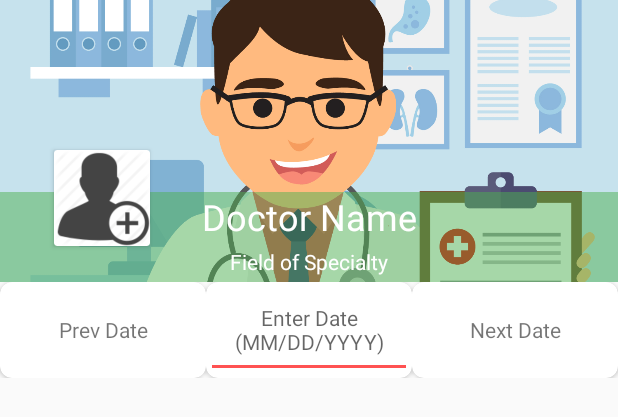
After one commit to jxie215/MediCoApp, an Android app: the layout fragment_book_appointment.xml on its own in the app's theme, with its tools: preview values and no code run, on a phone screen of 412 x 824 dp. The commit adds this screen. Shown: the top 417 px of the screen. Run offline under Robolectric (Android 15) with nearby library versions, the phone set to English and light mode, and no system bars; network calls fail.

Commit message:
New UI for appointment booking

```diff
--- a/app/build.gradle
+++ b/app/build.gradle
@@ -41,4 +41,5 @@ dependencies {
     compile 'com.android.support:cardview-v7:25.3.1'
     compile 'com.android.volley:volley:1.0.0'
     testCompile 'junit:junit:4.12'
+    compile 'com.android.support:gridlayout-v7:25.3.1'
 }
--- a/app/src/main/java/com/example/jaden/medicoapp/patientrecord/makereservation/AnimatedExpandableListView.java
+++ b/app/src/main/java/com/example/jaden/medicoapp/patientrecord/makeappointment/AnimatedExpandableListView.java
@@ -1,4 +1,4 @@
-package com.example.jaden.medicoapp.patientrecord.makereservation;
+package com.example.jaden.medicoapp.patientrecord.makeappointment;
 
 import android.annotation.SuppressLint;
 import android.content.Context;
--- a/app/src/main/java/com/example/jaden/medicoapp/patientrecord/makereservation/DocSpecItems.java
+++ b/app/src/main/java/com/example/jaden/medicoapp/patientrecord/makeappointment/DocSpecItems.java
@@ -1,4 +1,4 @@
-package com.example.jaden.medicoapp.patientrecord.makereservation;
+package com.example.jaden.medicoapp.patientrecord.makeappointment;
 
 /**
  * Created by snehalsutar on 3/1/16.
--- a/app/src/main/java/com/example/jaden/medicoapp/patientrecord/makereservation/DoctorDetail.java
+++ b/app/src/main/java/com/example/jaden/medicoapp/patientrecord/makeappointment/DoctorDetail.java
@@ -1,4 +1,4 @@
-package com.example.jaden.medicoapp.patientrecord.makereservation;
+package com.example.jaden.medicoapp.patientrecord.makeappointment;
 
 /**
  * Created by snehalsutar on 3/3/16.
--- a/app/src/main/java/com/example/jaden/medicoapp/patientrecord/makereservation/FragmentDocSpecInterface.java
+++ b/app/src/main/java/com/example/jaden/medicoapp/patientrecord/makeappointment/FragmentDocSpecInterface.java
@@ -1,4 +1,4 @@
-package com.example.jaden.medicoapp.patientrecord.makereservation;
+package com.example.jaden.medicoapp.patientrecord.makeappointment;
 
 /**
  * Created by snehalsutar on 3/1/16.
--- a/app/src/main/java/com/example/jaden/medicoapp/patientrecord/makereservation/FragmentDocSpeciality.java
+++ b/app/src/main/java/com/example/jaden/medicoapp/patientrecord/makeappointment/FragmentDocSpeciality.java
@@ -1,4 +1,4 @@
-package com.example.jaden.medicoapp.patientrecord.makereservation;
+package com.example.jaden.medicoapp.patientrecord.makeappointment;
 
 import android.content.Context;
 import android.os.Bundle;
--- a/app/src/main/java/com/example/jaden/medicoapp/patientrecord/makereservation/FragmentMakeAppointment.java
+++ b/app/src/main/java/com/example/jaden/medicoapp/patientrecord/makeappointment/FragmentMakeAppointment.java
@@ -1,4 +1,4 @@
-package com.example.jaden.medicoapp.patientrecord.makereservation;
+package com.example.jaden.medicoapp.patientrecord.makeappointment;
 
 import android.content.Context;
 import android.os.Bundle;
--- a/app/src/main/java/com/example/jaden/medicoapp/patientrecord/makereservation/FragmentViewDoctors.java
+++ b/app/src/main/java/com/example/jaden/medicoapp/patientrecord/makeappointment/FragmentViewDoctors.java
@@ -1,4 +1,4 @@
-package com.example.jaden.medicoapp.patientrecord.makereservation;
+package com.example.jaden.medicoapp.patientrecord.makeappointment;
 
 import android.app.ProgressDialog;
 import android.content.Context;
--- a/app/src/main/java/com/example/jaden/medicoapp/patientrecord/makereservation/GroupChildHolder.java
+++ b/app/src/main/java/com/example/jaden/medicoapp/patientrecord/makeappointment/GroupChildHolder.java
@@ -1,4 +1,4 @@
-package com.example.jaden.medicoapp.patientrecord.makereservation;
+package com.example.jaden.medicoapp.patientrecord.makeappointment;
 
 import android.widget.Button;
 import android.widget.TextView;
--- a/app/src/main/java/com/example/jaden/medicoapp/patientrecord/makereservation/GroupChildItems.java
+++ b/app/src/main/java/com/example/jaden/medicoapp/patientrecord/makeappointment/GroupChildItems.java
@@ -1,4 +1,4 @@
-package com.example.jaden.medicoapp.patientrecord.makereservation;
+package com.example.jaden.medicoapp.patientrecord.makeappointment;
 
 public class GroupChildItems {
     String address;
--- a/app/src/main/java/com/example/jaden/medicoapp/patientrecord/makereservation/GroupHeaderHolder.java
+++ b/app/src/main/java/com/example/jaden/medicoapp/patientrecord/makeappointment/GroupHeaderHolder.java
@@ -1,4 +1,4 @@
-package com.example.jaden.medicoapp.patientrecord.makereservation;
+package com.example.jaden.medicoapp.patientrecord.makeappointment;
 
 import android.widget.ImageView;
 import android.widget.TextView;
--- a/app/src/main/java/com/example/jaden/medicoapp/patientrecord/makereservation/GroupHeaderItems.java
+++ b/app/src/main/java/com/example/jaden/medicoapp/patientrecord/makeappointment/GroupHeaderItems.java
@@ -1,4 +1,4 @@
-package com.example.jaden.medicoapp.patientrecord.makereservation;
+package com.example.jaden.medicoapp.patientrecord.makeappointment;
 
 import java.util.ArrayList;
 import java.util.List;
--- /dev/null
+++ b/app/src/main/res/layout/fragment_book_appointment.xml
@@ -0,0 +1,126 @@
+<?xml version="1.0" encoding="utf-8"?>
+<LinearLayout xmlns:android="http://schemas.android.com/apk/res/android"
+    xmlns:app="http://schemas.android.com/apk/res-auto"
+    android:orientation="vertical" android:layout_width="match_parent"
+    android:layout_height="match_parent">
+
+    <RelativeLayout
+        android:layout_width="match_parent"
+        android:layout_height="188dp"
+        android:gravity="bottom"
+        android:orientation="vertical">
+
+        <ImageView
+            android:id="@+id/imageView5"
+            android:layout_width="match_parent"
+            android:layout_height="wrap_content"
+            android:paddingTop="140dp"
+            android:scaleType="centerCrop"
+            app:srcCompat="@drawable/doctor_appointment_header_bg" />
+
+        <android.support.v7.widget.CardView
+            android:layout_width="64dp"
+            android:layout_height="64dp"
+            android:layout_marginLeft="36dp"
+            android:layout_marginTop="100dp"
+            android:elevation="2dp">
+
+            <ImageView
+                android:id="@+id/doctor_photo"
+                android:layout_width="wrap_content"
+                android:layout_height="wrap_content"
+                app:srcCompat="@drawable/new_user" />
+        </android.support.v7.widget.CardView>
+
+        <ImageView
+            android:id="@+id/imageView2"
+            android:layout_width="match_parent"
+            android:layout_height="60dp"
+            android:alpha=".5"
+            app:srcCompat="@color/primary"
+            android:layout_alignParentBottom="true"
+            android:layout_alignParentStart="true" />
+
+        <TextView
+            android:id="@+id/doctor_name_label"
+            android:layout_width="match_parent"
+            android:layout_height="wrap_content"
+            android:layout_alignParentStart="true"
+            android:layout_alignTop="@+id/imageView2"
+            android:text="Doctor Name"
+            android:textAlignment="center"
+            android:textColor="@android:color/white"
+            android:textSize="24sp" />
+
+        <TextView
+            android:id="@+id/doctor_specialty_label"
+            android:layout_width="match_parent"
+            android:layout_height="36dp"
+            android:layout_below="@+id/doctor_name_label"
+            android:layout_centerHorizontal="true"
+            android:layout_marginTop="4dp"
+            android:text="Field of Specialty"
+            android:textAlignment="center"
+            android:textColor="@android:color/white" />
+    </RelativeLayout>
+
+    <LinearLayout
+        android:layout_width="match_parent"
+        android:layout_height="64dp"
+        android:gravity="center"
+        android:orientation="horizontal"
+        android:weightSum="3">
+
+        <android.support.v7.widget.CardView
+            android:layout_width="64dp"
+            android:layout_height="match_parent"
+            android:layout_weight="1"
+            app:cardCornerRadius="8dp" >
+
+            <TextView
+                android:id="@+id/prev_date"
+                android:layout_width="match_parent"
+                android:layout_height="match_parent"
+                android:gravity="center"
+                android:text="Prev Date" />
+        </android.support.v7.widget.CardView>
+
+        <android.support.v7.widget.CardView
+            android:layout_width="64dp"
+            android:layout_height="match_parent"
+            android:layout_weight="1"
+            app:cardCornerRadius="8dp" >
+
+            <EditText
+                android:id="@+id/choose_date"
+                android:layout_width="wrap_content"
+                android:layout_height="match_parent"
+                android:ems="10"
+                android:gravity="center"
+                android:hint="Enter Date\n(MM/DD/YYYY)"
+                android:inputType="date"
+                android:maxLength="10"
+                android:textSize="14sp" />
+        </android.support.v7.widget.CardView>
+
+        <android.support.v7.widget.CardView
+            android:layout_width="64dp"
+            android:layout_height="match_parent"
+            android:layout_weight="1"
+            app:cardCornerRadius="8dp" >
+
+            <TextView
+                android:id="@+id/next_date"
+                android:layout_width="match_parent"
+                android:layout_height="match_parent"
+                android:gravity="center"
+                android:text="Next Date" />
+        </android.support.v7.widget.CardView>
+    </LinearLayout>
+
+    <android.support.v7.widget.RecyclerView
+        android:id="@+id/time_selection_grid"
+        android:layout_width="match_parent"
+        android:layout_height="match_parent" />
+
+</LinearLayout>
--- a/app/src/main/res/layout/fragment_view_doctor_list.xml
+++ b/app/src/main/res/layout/fragment_view_doctor_list.xml
@@ -5,7 +5,7 @@
     android:background="@color/teal100"
     android:orientation="vertical">
 
-    <com.example.jaden.medicoapp.patientrecord.makereservation.AnimatedExpandableListView
+    <com.example.jaden.medicoapp.patientrecord.makeappointment.AnimatedExpandableListView
         android:id="@+id/listView"
         android:layout_width="match_parent"
         android:layout_height="match_parent" />
```
Also changed, not shown: app/src/main/java/com/example/jaden/medicoapp/patientrecord/PatientRecord.java (+6 -6 lines), app/src/main/res/drawable-xhdpi/doctor_appointment_header_bg.jpg (added), app/src/main/res/drawable/doctor_appointment_header_bg.jpg (added).
